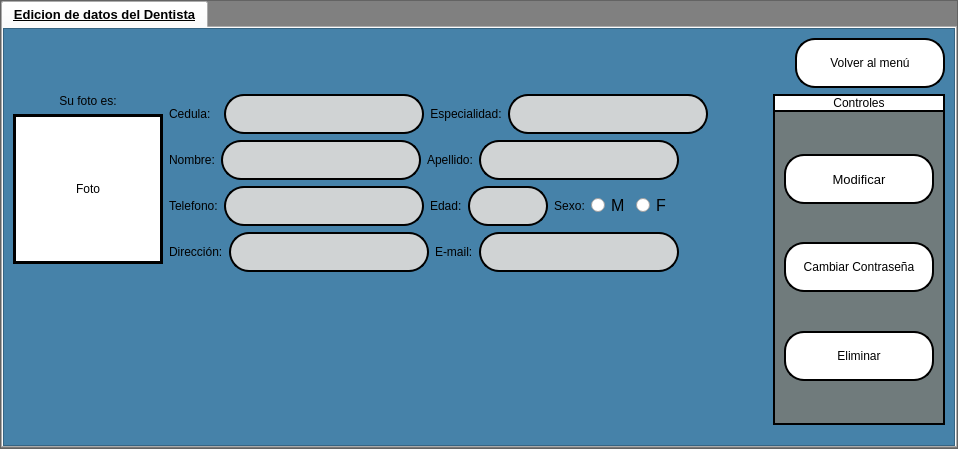
This is interfaces/edicion.ui in Reinaldito04/App-Consultas-y-Historias-Medicas as Qt 5 draws it before an edit. The edited form follows.
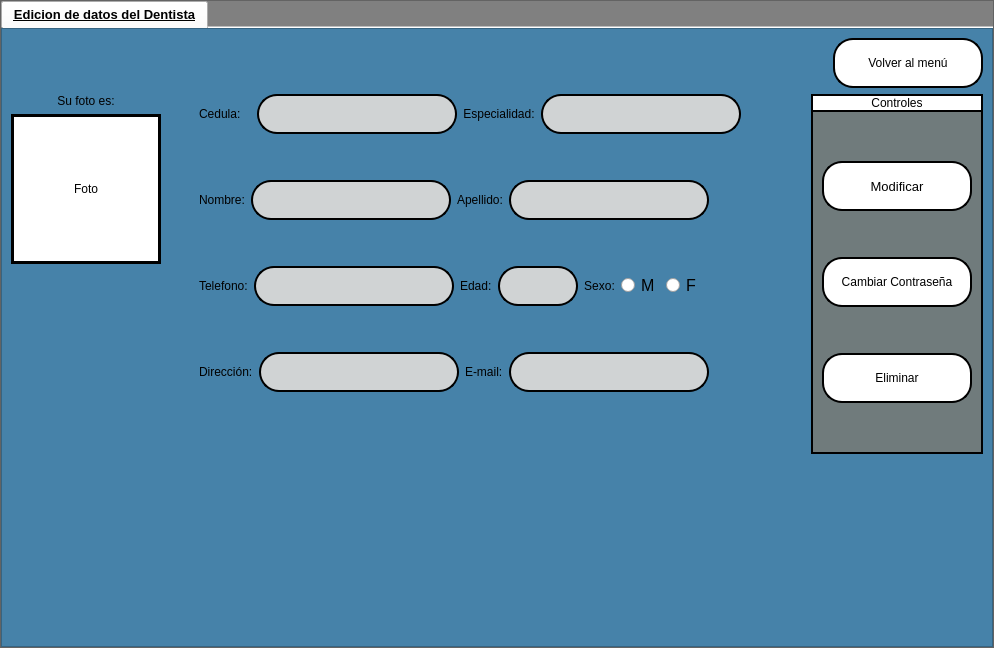
This is the edited form. Icons and pictures are not drawn.

Patch:
```diff
--- a/interfaces/edicion.ui
+++ b/interfaces/edicion.ui
@@ -6,8 +6,8 @@
    <rect>
     <x>0</x>
     <y>0</y>
-    <width>958</width>
-    <height>449</height>
+    <width>994</width>
+    <height>648</height>
    </rect>
   </property>
   <property name="windowTitle">
@@ -72,6 +72,9 @@
          <property name="currentIndex">
           <number>0</number>
          </property>
+         <property name="documentMode">
+          <bool>true</bool>
+         </property>
          <widget class="QWidget" name="tab">
           <attribute name="title">
            <string>Edicion de datos del Dentista</string>
@@ -168,19 +171,6 @@
                 </item>
                </layout>
               </item>
-              <item>
-               <spacer name="verticalSpacer_5">
-                <property name="orientation">
-                 <enum>Qt::Vertical</enum>
-                </property>
-                <property name="sizeHint" stdset="0">
-                 <size>
-                  <width>20</width>
-                  <height>40</height>
-                 </size>
-                </property>
-               </spacer>
-              </item>
               <item>
                <layout class="QHBoxLayout" name="horizontalLayout_14">
                 <item>
@@ -241,6 +231,19 @@
                   </item>
                  </layout>
                 </item>
+                <item>
+                 <spacer name="horizontalSpacer_7">
+                  <property name="orientation">
+                   <enum>Qt::Horizontal</enum>
+                  </property>
+                  <property name="sizeHint" stdset="0">
+                   <size>
+                    <width>40</width>
+                    <height>20</height>
+                   </size>
+                  </property>
+                 </spacer>
+                </item>
                 <item>
                  <layout class="QVBoxLayout" name="verticalLayout_8">
                   <item>
@@ -309,6 +312,19 @@
                       </item>
                      </layout>
                     </item>
+                    <item>
+                     <spacer name="verticalSpacer_6">
+                      <property name="orientation">
+                       <enum>Qt::Vertical</enum>
+                      </property>
+                      <property name="sizeHint" stdset="0">
+                       <size>
+                        <width>20</width>
+                        <height>40</height>
+                       </size>
+                      </property>
+                     </spacer>
+                    </item>
                     <item>
                      <layout class="QHBoxLayout" name="horizontalLayout_10">
                       <item>
@@ -380,6 +396,19 @@
                       </item>
                      </layout>
                     </item>
+                    <item>
+                     <spacer name="verticalSpacer_7">
+                      <property name="orientation">
+                       <enum>Qt::Vertical</enum>
+                      </property>
+                      <property name="sizeHint" stdset="0">
+                       <size>
+                        <width>20</width>
+                        <height>40</height>
+                       </size>
+                      </property>
+                     </spacer>
+                    </item>
                     <item>
                      <layout class="QHBoxLayout" name="horizontalLayout_11">
                       <item>
@@ -506,6 +535,19 @@
                       </item>
                      </layout>
                     </item>
+                    <item>
+                     <spacer name="verticalSpacer_8">
+                      <property name="orientation">
+                       <enum>Qt::Vertical</enum>
+                      </property>
+                      <property name="sizeHint" stdset="0">
+                       <size>
+                        <width>20</width>
+                        <height>40</height>
+                       </size>
+                      </property>
+                     </spacer>
+                    </item>
                     <item>
                      <layout class="QHBoxLayout" name="horizontalLayout_12">
                       <item>
@@ -692,7 +734,11 @@
                          </property>
                          <property name="font">
                           <font>
+                           <family>Microsoft Sans Serif</family>
                            <pointsize>10</pointsize>
+                           <weight>50</weight>
+                           <italic>false</italic>
+                           <bold>false</bold>
                           </font>
                          </property>
                          <property name="text">
```
Left out of the diff: 5 changed lines with no effect on the pictures.
